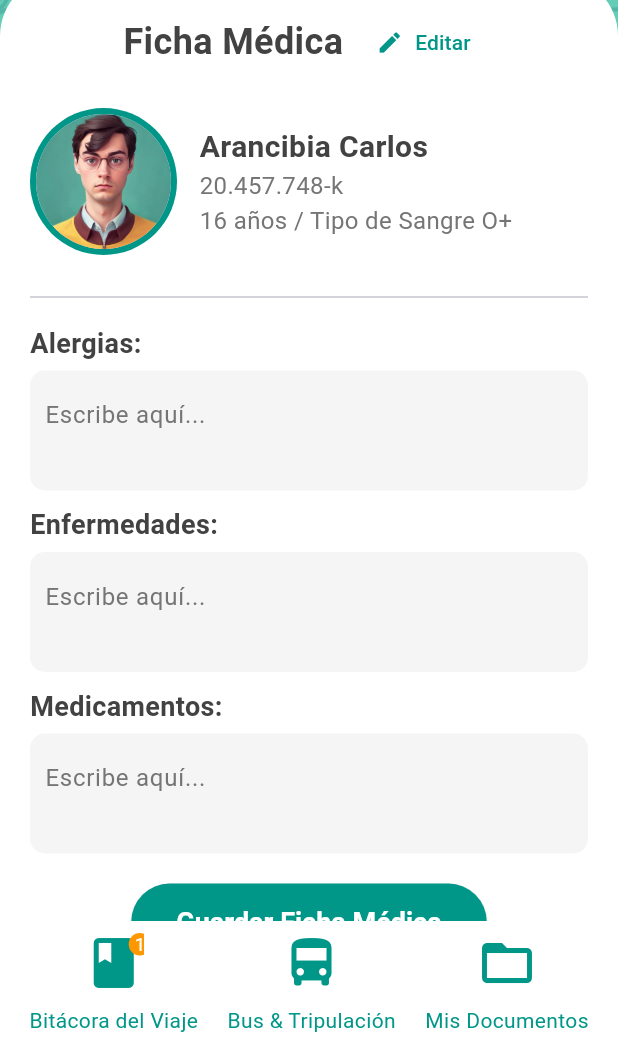
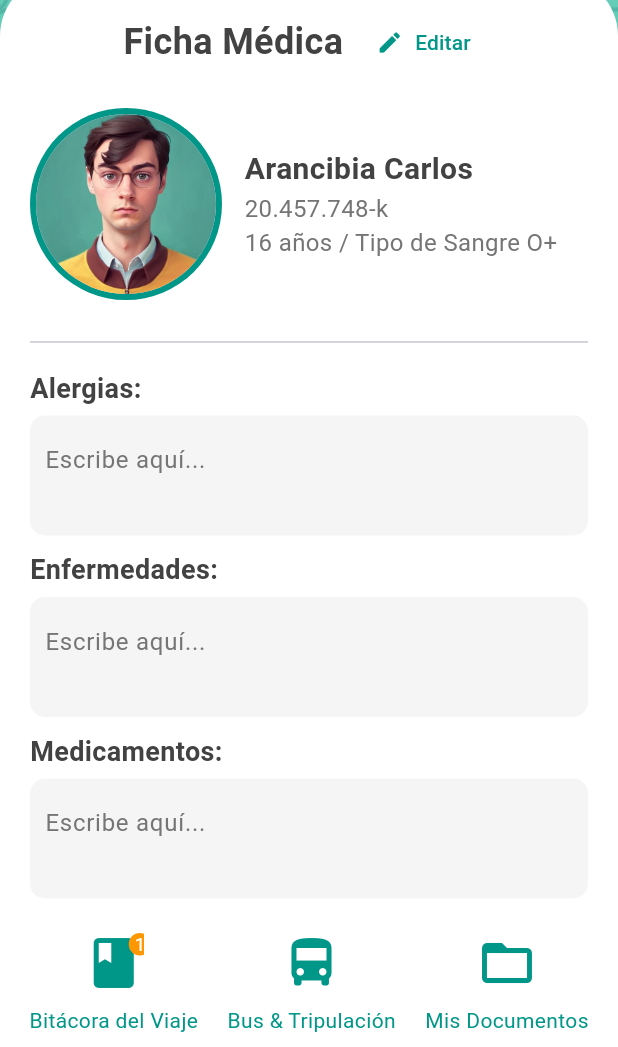
Before and after one commit to esgonzalPapigiras/papigiras-app, a Flutter app: the MedicalRecordScreen screen opened by its route, on a phone screen of 412 x 824 dp, the part 189-1236 px from its top. Run offline on Flutter 3.47's test engine with Material 3 defaults, Android fonts, the phone set to English and light mode, and no system bars; our stand-ins replace font_awesome_flutter, rxdart.

Commit message:
add fix eror data

```diff
--- a/lib/pages/attorney/fatherMedicalFile.dart
+++ b/lib/pages/attorney/fatherMedicalFile.dart
@@ -15,23 +15,56 @@ class _MedicalRecordScreenState extends State<MedicalRecordScreen> {
         key: _scaffoldKey,
         backgroundColor: Color(0xFF3AC5C9),
         endDrawer: Drawer(
-          // Cambia a endDrawer para que se abra desde la derecha
           child: ListView(
             padding: EdgeInsets.zero,
             children: <Widget>[
-              UserAccountsDrawerHeader(
-                accountName: Text('Arancibia Carlos'),
-                accountEmail: Text('20.457.748-k'),
-                currentAccountPicture: CircleAvatar(
-                  backgroundImage: AssetImage('assets/profile.jpg'),
-                ),
-                decoration: BoxDecoration(
-                  color: Colors.white,
+              // Encabezado personalizado
+              Container(
+                color: Colors.white,
+                padding: EdgeInsets.symmetric(vertical: 20, horizontal: 16),
+                child: Row(
+                  children: [
+                    Container(
+                      padding: EdgeInsets.all(4), // Ancho del borde
+                      decoration: BoxDecoration(
+                        color: Colors.teal, // Color del borde
+                        shape: BoxShape.circle,
+                      ),
+                      child: CircleAvatar(
+                        radius: 35, // Tamaño de la imagen
+                        backgroundImage: AssetImage('assets/profile.jpg'),
+                      ),
+                    ),
+                    SizedBox(width: 16), // Espacio entre la imagen y el texto
+                    Column(
+                      crossAxisAlignment: CrossAxisAlignment.start,
+                      children: [
+                        Text(
+                          'Arancibia Carlos',
+                          style: TextStyle(
+                            fontSize: 18,
+                            color: Colors.black,
+                            fontWeight: FontWeight.bold,
+                          ),
+                        ),
+                        Text(
+                          '20.457.748-k',
+                          style: TextStyle(
+                            fontSize: 14,
+                            color: Colors.black,
+                          ),
+                        ),
+                      ],
+                    ),
+                  ],
                 ),
               ),
               ListTile(
                 leading: Icon(Icons.phone, color: Colors.teal),
-                title: Text('Contactar Agencia'),
+                title: Text(
+                  'Contactar Agencia',
+                  style: TextStyle(color: Colors.grey[800]),
+                ),
                 onTap: () {
                   // Acción para contactar agencia
                 },
@@ -40,21 +73,26 @@ class _MedicalRecordScreenState extends State<MedicalRecordScreen> {
                   children: [
                     Icon(Icons.phone, color: Colors.teal),
                     SizedBox(width: 10),
-                    Icon(FontAwesomeIcons.whatsapp,
-                        color: Colors.teal), // Ícono de WhatsApp
+                    Icon(FontAwesomeIcons.whatsapp, color: Colors.teal),
                   ],
                 ),
               ),
               ListTile(
                 leading: Icon(Icons.report_problem, color: Colors.teal),
-                title: Text('Reportar un Problema'),
+                title: Text(
+                  'Reportar un Problema',
+                  style: TextStyle(color: Colors.grey[800]),
+                ),
                 onTap: () {
                   // Acción para reportar un problema
                 },
               ),
               ListTile(
                 leading: Icon(Icons.logout, color: Colors.teal),
-                title: Text('Cerrar Sesión'),
+                title: Text(
+                  'Cerrar Sesión',
+                  style: TextStyle(color: Colors.grey[800]),
+                ),
                 onTap: () {
                   // Acción para cerrar sesión
                 },
@@ -136,13 +174,13 @@ class _MedicalRecordScreenState extends State<MedicalRecordScreen> {
                         Row(
                           children: [
                             Container(
-                              padding: EdgeInsets.all(4),
+                              padding: EdgeInsets.all(4), // Ancho del borde
                               decoration: BoxDecoration(
-                                color: Colors.teal,
+                                color: Colors.teal, // Color del borde
                                 shape: BoxShape.circle,
                               ),
                               child: CircleAvatar(
-                                radius: 45,
+                                radius: 60,
                                 backgroundImage:
                                     AssetImage('assets/profile.jpg'),
                               ),
```
